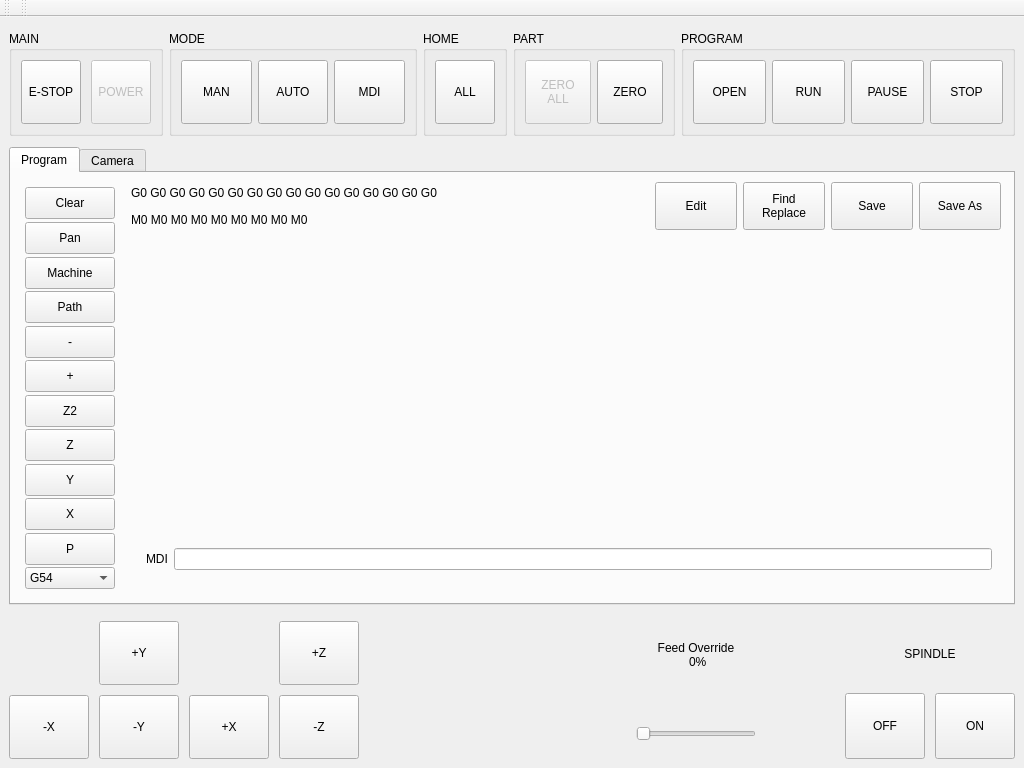
Above: tnc/ui/window.ui from kcjengr/turbonc before the change. Below: the same form after it.
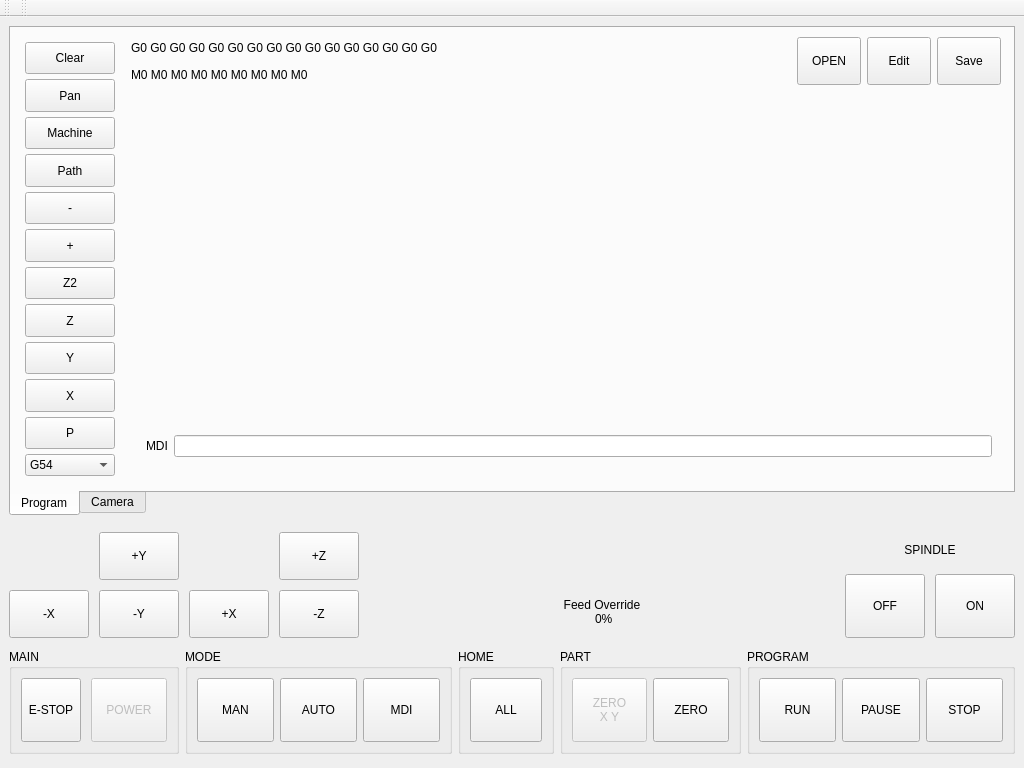
That is the form after the change. Icons and pictures are not drawn. Custom widgets are drawn as their Qt base class.

The edit to the form file:
```diff
--- a/tnc/ui/window.ui
+++ b/tnc/ui/window.ui
@@ -37,424 +37,10 @@
   </property>
   <widget class="QWidget" name="centralwidget">
    <layout class="QVBoxLayout" name="verticalLayout">
-    <item>
-     <layout class="QHBoxLayout" name="horizontalLayout_2">
-      <property name="sizeConstraint">
-       <enum>QLayout::SetDefaultConstraint</enum>
-      </property>
-      <property name="topMargin">
-       <number>5</number>
-      </property>
-      <property name="bottomMargin">
-       <number>5</number>
-      </property>
-      <item>
-       <widget class="QGroupBox" name="main_gbox">
-        <property name="title">
-         <string>MAIN</string>
-        </property>
-        <layout class="QHBoxLayout" name="horizontalLayout_6">
-         <property name="spacing">
-          <number>10</number>
-         </property>
-         <item>
-          <widget class="ActionButton" name="estop_abutton">
-           <property name="sizePolicy">
-            <sizepolicy hsizetype="Minimum" vsizetype="Fixed">
-             <horstretch>0</horstretch>
-             <verstretch>0</verstretch>
-            </sizepolicy>
-           </property>
-           <property name="minimumSize">
-            <size>
-             <width>60</width>
-             <height>64</height>
-            </size>
-           </property>
-           <property name="maximumSize">
-            <size>
-             <width>64</width>
-             <height>100</height>
-            </size>
-           </property>
-           <property name="text">
-            <string>E-STOP</string>
-           </property>
-           <property name="checkable">
-            <bool>true</bool>
-           </property>
-           <property name="actionName" stdset="0">
-            <string>machine.estop.toggle</string>
-           </property>
-          </widget>
-         </item>
-         <item>
-          <widget class="ActionButton" name="power_abutton">
-           <property name="enabled">
-            <bool>false</bool>
-           </property>
-           <property name="minimumSize">
-            <size>
-             <width>60</width>
-             <height>64</height>
-            </size>
-           </property>
-           <property name="maximumSize">
-            <size>
-             <width>100</width>
-             <height>100</height>
-            </size>
-           </property>
-           <property name="text">
-            <string>POWER</string>
-           </property>
-           <property name="checkable">
-            <bool>true</bool>
-           </property>
-           <property name="actionName" stdset="0">
-            <string>machine.power.toggle</string>
-           </property>
-          </widget>
-         </item>
-        </layout>
-       </widget>
-      </item>
-      <item>
-       <widget class="QGroupBox" name="mode_gbox">
-        <property name="title">
-         <string>MODE</string>
-        </property>
-        <layout class="QHBoxLayout" name="horizontalLayout_8">
-         <item>
-          <widget class="ActionButton" name="actionbutton_27">
-           <property name="sizePolicy">
-            <sizepolicy hsizetype="Minimum" vsizetype="Minimum">
-             <horstretch>0</horstretch>
-             <verstretch>0</verstretch>
-            </sizepolicy>
-           </property>
-           <property name="minimumSize">
-            <size>
-             <width>60</width>
-             <height>64</height>
-            </size>
-           </property>
-           <property name="maximumSize">
-            <size>
-             <width>100</width>
-             <height>100</height>
-            </size>
-           </property>
-           <property name="text">
-            <string>MAN</string>
-           </property>
-           <property name="checkable">
-            <bool>true</bool>
-           </property>
-           <property name="autoExclusive">
-            <bool>true</bool>
-           </property>
-           <property name="actionName" stdset="0">
-            <string>machine.mode.manual</string>
-           </property>
-           <property name="position" stdset="0">
-            <string>first</string>
-           </property>
-           <property name="styleClass" stdset="0">
-            <string>option</string>
-           </property>
-          </widget>
-         </item>
-         <item>
-          <widget class="ActionButton" name="actionbutton_28">
-           <property name="sizePolicy">
-            <sizepolicy hsizetype="Minimum" vsizetype="Minimum">
-             <horstretch>0</horstretch>
-             <verstretch>0</verstretch>
-            </sizepolicy>
-           </property>
-           <property name="minimumSize">
-            <size>
-             <width>60</width>
-             <height>64</height>
-            </size>
-           </property>
-           <property name="maximumSize">
-            <size>
-             <width>100</width>
-             <height>100</height>
-            </size>
-           </property>
-           <property name="text">
-            <string>AUTO</string>
-           </property>
-           <property name="checkable">
-            <bool>true</bool>
-           </property>
-           <property name="autoExclusive">
-            <bool>true</bool>
-           </property>
-           <property name="actionName" stdset="0">
-            <string>machine.mode.auto</string>
-           </property>
-           <property name="styleClass" stdset="0">
-            <string>option</string>
-           </property>
-          </widget>
-         </item>
-         <item>
-          <widget class="ActionButton" name="actionbutton_29">
-           <property name="sizePolicy">
-            <sizepolicy hsizetype="Minimum" vsizetype="Minimum">
-             <horstretch>0</horstretch>
-             <verstretch>0</verstretch>
-            </sizepolicy>
-           </property>
-           <property name="minimumSize">
-            <size>
-             <width>60</width>
-             <height>64</height>
-            </size>
-           </property>
-           <property name="maximumSize">
-            <size>
-             <width>100</width>
-             <height>100</height>
-            </size>
-           </property>
-           <property name="text">
-            <string>MDI</string>
-           </property>
-           <property name="checkable">
-            <bool>true</bool>
-           </property>
-           <property name="autoExclusive">
-            <bool>true</bool>
-           </property>
-           <property name="actionName" stdset="0">
-            <string>machine.mode.mdi</string>
-           </property>
-           <property name="position" stdset="0">
-            <string>last</string>
-           </property>
-           <property name="styleClass" stdset="0">
-            <string>option</string>
-           </property>
-          </widget>
-         </item>
-        </layout>
-       </widget>
-      </item>
-      <item>
-       <widget class="QGroupBox" name="home_gbox">
-        <property name="title">
-         <string>HOME</string>
-        </property>
-        <layout class="QHBoxLayout" name="horizontalLayout_3">
-         <property name="spacing">
-          <number>10</number>
-         </property>
-         <item>
-          <widget class="ActionButton" name="homeall_abutton">
-           <property name="minimumSize">
-            <size>
-             <width>60</width>
-             <height>64</height>
-            </size>
-           </property>
-           <property name="maximumSize">
-            <size>
-             <width>100</width>
-             <height>100</height>
-            </size>
-           </property>
-           <property name="text">
-            <string>ALL</string>
-           </property>
-           <property name="actionName" stdset="0">
-            <string>machine.home.all</string>
-           </property>
-          </widget>
-         </item>
-        </layout>
-       </widget>
-      </item>
-      <item>
-       <widget class="QGroupBox" name="part_gbox">
-        <property name="title">
-         <string>PART</string>
-        </property>
-        <layout class="QHBoxLayout" name="horizontalLayout_5">
-         <item>
-          <widget class="MDIButton" name="zero_all_button">
-           <property name="enabled">
-            <bool>false</bool>
-           </property>
-           <property name="minimumSize">
-            <size>
-             <width>60</width>
-             <height>64</height>
-            </size>
-           </property>
-           <property name="maximumSize">
-            <size>
-             <width>100</width>
-             <height>100</height>
-            </size>
-           </property>
-           <property name="text">
-            <string>ZERO
-ALL</string>
-           </property>
-           <property name="rules" stdset="0">
-            <string>[
-    {
-        &quot;channels&quot;: [
-            {
-                &quot;url&quot;: &quot;status:g5x_index&quot;,
-                &quot;trigger&quot;: true,
-                &quot;type&quot;: &quot;int&quot;
-            }
-        ],
-        &quot;expression&quot;: &quot;&quot;,
-        &quot;name&quot;: &quot;G5x Index&quot;,
-        &quot;property&quot;: &quot;None&quot;
-    }
-]</string>
-           </property>
-           <property name="MDICommand" stdset="0">
-            <string>G10 L20 P{ch[0]} X0.0 Y0.0 Z0.0</string>
-           </property>
-          </widget>
-         </item>
-         <item>
-          <widget class="DialogButton" name="zero_dbutton">
-           <property name="minimumSize">
-            <size>
-             <width>60</width>
-             <height>64</height>
-            </size>
-           </property>
-           <property name="maximumSize">
-            <size>
-             <width>100</width>
-             <height>100</height>
-            </size>
-           </property>
-           <property name="text">
-            <string>ZERO</string>
-           </property>
-           <property name="dialogName" stdset="0">
-            <string>set_work_offsets</string>
-           </property>
-          </widget>
-         </item>
-        </layout>
-       </widget>
-      </item>
-      <item>
-       <widget class="QGroupBox" name="program_gbox">
-        <property name="title">
-         <string>PROGRAM</string>
-        </property>
-        <layout class="QHBoxLayout" name="horizontalLayout_7">
-         <item>
-          <widget class="DialogButton" name="open_dbutton">
-           <property name="minimumSize">
-            <size>
-             <width>60</width>
-             <height>64</height>
-            </size>
-           </property>
-           <property name="maximumSize">
-            <size>
-             <width>100</width>
-             <height>100</height>
-            </size>
-           </property>
-           <property name="text">
-            <string>OPEN</string>
-           </property>
-           <property name="dialogName" stdset="0">
-            <string>open_file</string>
-           </property>
-          </widget>
-         </item>
-         <item>
-          <widget class="ActionButton" name="run_abutton">
-           <property name="minimumSize">
-            <size>
-             <width>60</width>
-             <height>64</height>
-            </size>
-           </property>
-           <property name="maximumSize">
-            <size>
-             <width>100</width>
-             <height>100</height>
-            </size>
-           </property>
-           <property name="text">
-            <string>RUN</string>
-           </property>
-           <property name="actionName" stdset="0">
-            <string>program.run</string>
-           </property>
-          </widget>
-         </item>
-         <item>
-          <widget class="ActionButton" name="pause_abutton">
-           <property name="minimumSize">
-            <size>
-             <width>60</width>
-             <height>64</height>
-            </size>
-           </property>
-           <property name="maximumSize">
-            <size>
-             <width>100</width>
-             <height>100</height>
-            </size>
-           </property>
-           <property name="text">
-            <string>PAUSE</string>
-           </property>
-           <property name="actionName" stdset="0">
-            <string>program.pause</string>
-           </property>
-          </widget>
-         </item>
-         <item>
-          <widget class="ActionButton" name="stop_abutton">
-           <property name="minimumSize">
-            <size>
-             <width>60</width>
-             <height>64</height>
-            </size>
-           </property>
-           <property name="maximumSize">
-            <size>
-             <width>100</width>
-             <height>100</height>
-            </size>
-           </property>
-           <property name="text">
-            <string>STOP</string>
-           </property>
-           <property name="actionName" stdset="0">
-            <string>program.abort</string>
-           </property>
-          </widget>
-         </item>
-        </layout>
-       </widget>
-      </item>
-     </layout>
-    </item>
     <item>
      <widget class="QTabWidget" name="tabWidget">
-      <property name="currentIndex">
-       <number>0</number>
+      <property name="tabPosition">
+       <enum>QTabWidget::South</enum>
       </property>
       <widget class="QWidget" name="tab">
        <attribute name="title">
@@ -870,19 +456,53 @@
                </layout>
               </item>
               <item>
-               <layout class="QHBoxLayout" name="horizontalLayout_12" stretch="0,0,0,0">
+               <layout class="QHBoxLayout" name="horizontalLayout_12" stretch="0,0,0">
+                <item>
+                 <widget class="DialogButton" name="open_dbutton">
+                  <property name="sizePolicy">
+                   <sizepolicy hsizetype="Fixed" vsizetype="Fixed">
+                    <horstretch>0</horstretch>
+                    <verstretch>0</verstretch>
+                   </sizepolicy>
+                  </property>
+                  <property name="minimumSize">
+                   <size>
+                    <width>48</width>
+                    <height>48</height>
+                   </size>
+                  </property>
+                  <property name="maximumSize">
+                   <size>
+                    <width>64</width>
+                    <height>48</height>
+                   </size>
+                  </property>
+                  <property name="text">
+                   <string>OPEN</string>
+                  </property>
+                  <property name="dialogName" stdset="0">
+                   <string>open_file</string>
+                  </property>
+                 </widget>
+                </item>
                 <item>
                  <widget class="QPushButton" name="pushButton_4">
+                  <property name="sizePolicy">
+                   <sizepolicy hsizetype="Fixed" vsizetype="Fixed">
+                    <horstretch>0</horstretch>
+                    <verstretch>0</verstretch>
+                   </sizepolicy>
+                  </property>
                   <property name="minimumSize">
                    <size>
-                    <width>64</width>
+                    <width>48</width>
                     <height>48</height>
                    </size>
                   </property>
                   <property name="maximumSize">
                    <size>
-                    <width>82</width>
-                    <height>16777215</height>
+                    <width>64</width>
+                    <height>48</height>
                    </size>
                   </property>
                   <property name="text">
@@ -893,38 +513,24 @@
                   </property>
                  </widget>
                 </item>
-                <item>
-                 <widget class="QPushButton" name="pushButton_3">
-                  <property name="minimumSize">
-                   <size>
-                    <width>64</width>
-                    <height>48</height>
-                   </size>
-                  </property>
-                  <property name="maximumSize">
-                   <size>
-                    <width>82</width>
-                    <height>16777215</height>
-                   </size>
-                  </property>
-                  <property name="text">
-                   <string>Find
-Replace</string>
-                  </property>
-                 </widget>
-                </item>
                 <item>
                  <widget class="QPushButton" name="pushButton_2">
+                  <property name="sizePolicy">
+                   <sizepolicy hsizetype="Fixed" vsizetype="Fixed">
+                    <horstretch>0</horstretch>
+                    <verstretch>0</verstretch>
+                   </sizepolicy>
+                  </property>
                   <property name="minimumSize">
                    <size>
-                    <width>64</width>
+                    <width>48</width>
                     <height>48</height>
                    </size>
                   </property>
                   <property name="maximumSize">
                    <size>
-                    <width>82</width>
-                    <height>16777215</height>
+                    <width>64</width>
+                    <height>48</height>
                    </size>
                   </property>
                   <property name="text">
@@ -932,25 +538,6 @@
                   </property>
                  </widget>
                 </item>
-                <item>
-                 <widget class="QPushButton" name="pushButton">
-                  <property name="minimumSize">
-                   <size>
-                    <width>64</width>
-                    <height>48</height>
-                   </size>
-                  </property>
-                  <property name="maximumSize">
-                   <size>
-                    <width>82</width>
-                    <height>16777215</height>
-                   </size>
-                  </property>
-                  <property name="text">
-                   <string>Save As</string>
-                  </property>
-                 </widget>
-                </item>
                </layout>
               </item>
              </layout>
@@ -1046,8 +633,8 @@
          <widget class="ActionButton" name="jogzplus_abutton">
           <property name="minimumSize">
            <size>
-            <width>64</width>
-            <height>64</height>
+            <width>48</width>
+            <height>48</height>
            </size>
           </property>
           <property name="maximumSize">
@@ -1068,8 +655,8 @@
          <widget class="ActionButton" name="jogxmin_abutton">
           <property name="minimumSize">
            <size>
-            <width>64</width>
-            <height>64</height>
+            <width>48</width>
+            <height>48</height>
            </size>
           </property>
           <property name="maximumSize">
@@ -1090,8 +677,8 @@
          <widget class="ActionButton" name="jogzmin_abutton">
           <property name="minimumSize">
            <size>
-            <width>64</width>
-            <height>64</height>
+            <width>48</width>
+            <height>48</height>
            </size>
           </property>
           <property name="maximumSize">
@@ -1112,8 +699,8 @@
          <widget class="ActionButton" name="jogymin_abutton">
           <property name="minimumSize">
            <size>
-            <width>64</width>
-            <height>64</height>
+            <width>48</width>
+            <height>48</height>
            </size>
           </property>
           <property name="maximumSize">
@@ -1134,8 +721,8 @@
          <widget class="ActionButton" name="jogyplus_abutton">
           <property name="minimumSize">
            <size>
-            <width>64</width>
-            <height>64</height>
+            <width>48</width>
+            <height>48</height>
            </size>
           </property>
           <property name="maximumSize">
@@ -1156,8 +743,8 @@
          <widget class="ActionButton" name="jogxplus_abutton">
           <property name="minimumSize">
            <size>
-            <width>64</width>
-            <height>64</height>
+            <width>48</width>
+            <height>48</height>
            </size>
           </property>
           <property name="maximumSize">
@@ -1192,48 +779,56 @@
         </property>
        </spacer>
       </item>
-      <item>
-       <widget class="StatusLabel" name="statuslabel">
-        <property name="sizePolicy">
-         <sizepolicy hsizetype="Fixed" vsizetype="Fixed">
-          <horstretch>0</horstretch>
-          <verstretch>0</verstretch>
-         </sizepolicy>
-        </property>
-        <property name="minimumSize">
-         <size>
-          <width>100</width>
-          <height>64</height>
-         </size>
-        </property>
-        <property name="alignment">
-         <set>Qt::AlignCenter</set>
-        </property>
-        <property name="rules" stdset="0">
-         <string>[{&quot;channels&quot;: [{&quot;url&quot;: &quot;status:feedrate&quot;, &quot;trigger&quot;: true}], &quot;property&quot;: &quot;Text&quot;, &quot;expression&quot;: &quot;\&quot;Feed\\n{:.3f}\&quot;.format(ch[0])&quot;, &quot;name&quot;: &quot;Feed&quot;}]</string>
-        </property>
-       </widget>
-      </item>
-      <item>
-       <spacer name="horizontalSpacer_3">
-        <property name="orientation">
-         <enum>Qt::Horizontal</enum>
-        </property>
-        <property name="sizeType">
-         <enum>QSizePolicy::Expanding</enum>
-        </property>
-        <property name="sizeHint" stdset="0">
-         <size>
-          <width>40</width>
-          <height>20</height>
-         </size>
-        </property>
-       </spacer>
-      </item>
       <item>
        <layout class="QVBoxLayout" name="verticalLayout_3">
+        <item>
+         <widget class="StatusLabel" name="statuslabel">
+          <property name="sizePolicy">
+           <sizepolicy hsizetype="Fixed" vsizetype="Fixed">
+            <horstretch>0</horstretch>
+            <verstretch>0</verstretch>
+           </sizepolicy>
+          </property>
+          <property name="minimumSize">
+           <size>
+            <width>100</width>
+            <height>40</height>
+           </size>
+          </property>
+          <property name="maximumSize">
+           <size>
+            <width>120</width>
+            <height>48</height>
+           </size>
+          </property>
+          <property name="alignment">
+           <set>Qt::AlignCenter</set>
+          </property>
+          <property name="rules" stdset="0">
+           <string>[{&quot;channels&quot;: [{&quot;url&quot;: &quot;status:feedrate&quot;, &quot;trigger&quot;: true}], &quot;property&quot;: &quot;Text&quot;, &quot;expression&quot;: &quot;\&quot;Feed\\n{:.3f}\&quot;.format(ch[0])&quot;, &quot;name&quot;: &quot;Feed&quot;}]</string>
+          </property>
+         </widget>
+        </item>
         <item>
          <widget class="StatusLabel" name="feedover_slabel">
+          <property name="sizePolicy">
+           <sizepolicy hsizetype="Fixed" vsizetype="Fixed">
+            <horstretch>0</horstretch>
+            <verstretch>0</verstretch>
+           </sizepolicy>
+          </property>
+          <property name="minimumSize">
+           <size>
+            <width>0</width>
+            <height>40</height>
+           </size>
+          </property>
+          <property name="maximumSize">
+           <size>
+            <width>120</width>
+            <height>48</height>
+           </size>
+          </property>
           <property name="text">
            <string>Feed Override
  0%</string>
@@ -1252,34 +847,6 @@
           </property>
          </widget>
         </item>
-        <item>
-         <widget class="ActionSlider" name="feedover_aslider">
-          <property name="sizePolicy">
-           <sizepolicy hsizetype="Fixed" vsizetype="Fixed">
-            <horstretch>0</horstretch>
-            <verstretch>0</verstretch>
-           </sizepolicy>
-          </property>
-          <property name="minimumSize">
-           <size>
-            <width>120</width>
-            <height>64</height>
-           </size>
-          </property>
-          <property name="maximumSize">
-           <size>
-            <width>300</width>
-            <height>50</height>
-           </size>
-          </property>
-          <property name="orientation">
-           <enum>Qt::Horizontal</enum>
-          </property>
-          <property name="actionName" stdset="0">
-           <string>machine.feed-override.set</string>
-          </property>
-         </widget>
-        </item>
        </layout>
       </item>
       <item>
@@ -1365,6 +932,416 @@
       </item>
      </layout>
     </item>
+    <item>
+     <layout class="QHBoxLayout" name="horizontalLayout_2">
+      <property name="sizeConstraint">
+       <enum>QLayout::SetDefaultConstraint</enum>
+      </property>
+      <property name="topMargin">
+       <number>5</number>
+      </property>
+      <property name="bottomMargin">
+       <number>5</number>
+      </property>
+      <item>
+       <widget class="QGroupBox" name="main_gbox">
+        <property name="sizePolicy">
+         <sizepolicy hsizetype="Maximum" vsizetype="Preferred">
+          <horstretch>0</horstretch>
+          <verstretch>0</verstretch>
+         </sizepolicy>
+        </property>
+        <property name="title">
+         <string>MAIN</string>
+        </property>
+        <layout class="QHBoxLayout" name="horizontalLayout_6">
+         <property name="spacing">
+          <number>10</number>
+         </property>
+         <item>
+          <widget class="ActionButton" name="estop_abutton">
+           <property name="sizePolicy">
+            <sizepolicy hsizetype="Minimum" vsizetype="Fixed">
+             <horstretch>0</horstretch>
+             <verstretch>0</verstretch>
+            </sizepolicy>
+           </property>
+           <property name="minimumSize">
+            <size>
+             <width>60</width>
+             <height>64</height>
+            </size>
+           </property>
+           <property name="maximumSize">
+            <size>
+             <width>64</width>
+             <height>100</height>
+            </size>
+           </property>
+           <property name="text">
+            <string>E-STOP</string>
+           </property>
+           <property name="checkable">
+            <bool>true</bool>
+           </property>
+           <property name="actionName" stdset="0">
+            <string>machine.estop.toggle</string>
+           </property>
+          </widget>
+         </item>
+         <item>
+          <widget class="ActionButton" name="power_abutton">
+           <property name="enabled">
+            <bool>false</bool>
+           </property>
+           <property name="minimumSize">
+            <size>
+             <width>60</width>
+             <height>64</height>
+            </size>
+           </property>
+           <property name="maximumSize">
+            <size>
+             <width>100</width>
+             <height>100</height>
+            </size>
+           </property>
+           <property name="text">
+            <string>POWER</string>
+           </property>
+           <property name="checkable">
+            <bool>true</bool>
+           </property>
+           <property name="actionName" stdset="0">
+            <string>machine.power.toggle</string>
+           </property>
+          </widget>
+         </item>
+        </layout>
+       </widget>
+      </item>
+      <item>
+       <widget class="QGroupBox" name="mode_gbox">
+        <property name="title">
+         <string>MODE</string>
+        </property>
+        <layout class="QHBoxLayout" name="horizontalLayout_8">
+         <item>
+          <widget class="ActionButton" name="actionbutton_27">
+           <property name="sizePolicy">
+            <sizepolicy hsizetype="Minimum" vsizetype="Minimum">
+             <horstretch>0</horstretch>
+             <verstretch>0</verstretch>
+            </sizepolicy>
+           </property>
+           <property name="minimumSize">
+            <size>
+             <width>60</width>
+             <height>64</height>
+            </size>
+           </property>
+           <property name="maximumSize">
+            <size>
+             <width>100</width>
+             <height>100</height>
+            </size>
+           </property>
+           <property name="text">
+            <string>MAN</string>
+           </property>
+           <property name="checkable">
+            <bool>true</bool>
+           </property>
+           <property name="autoExclusive">
+            <bool>true</bool>
+           </property>
+           <property name="actionName" stdset="0">
+            <string>machine.mode.manual</string>
+           </property>
+           <property name="position" stdset="0">
+            <string>first</string>
+           </property>
+           <property name="styleClass" stdset="0">
+            <string>option</string>
+           </property>
+          </widget>
+         </item>
+         <item>
+          <widget class="ActionButton" name="actionbutton_28">
+           <property name="sizePolicy">
+            <sizepolicy hsizetype="Minimum" vsizetype="Minimum">
+             <horstretch>0</horstretch>
+             <verstretch>0</verstretch>
+            </sizepolicy>
+           </property>
+           <property name="minimumSize">
+            <size>
+             <width>60</width>
+             <height>64</height>
+            </size>
+           </property>
+           <property name="maximumSize">
+            <size>
+             <width>100</width>
+             <height>100</height>
+            </size>
+           </property>
+           <property name="text">
+            <string>AUTO</string>
+           </property>
+           <property name="checkable">
+            <bool>true</bool>
+           </property>
+           <property name="autoExclusive">
+            <bool>true</bool>
+           </property>
+           <property name="actionName" stdset="0">
+            <string>machine.mode.auto</string>
+           </property>
+           <property name="styleClass" stdset="0">
+            <string>option</string>
+           </property>
+          </widget>
+         </item>
+         <item>
+          <widget class="ActionButton" name="actionbutton_29">
+           <property name="sizePolicy">
+            <sizepolicy hsizetype="Minimum" vsizetype="Minimum">
+             <horstretch>0</horstretch>
+             <verstretch>0</verstretch>
+            </sizepolicy>
+           </property>
+           <property name="minimumSize">
+            <size>
+             <width>60</width>
+             <height>64</height>
+            </size>
+           </property>
+           <property name="maximumSize">
+            <size>
+             <width>100</width>
+             <height>100</height>
+            </size>
+           </property>
+           <property name="text">
+            <string>MDI</string>
+           </property>
+           <property name="checkable">
+            <bool>true</bool>
+           </property>
+           <property name="autoExclusive">
+            <bool>true</bool>
+           </property>
+           <property name="actionName" stdset="0">
+            <string>machine.mode.mdi</string>
+           </property>
+           <property name="position" stdset="0">
+            <string>last</string>
+           </property>
+           <property name="styleClass" stdset="0">
+            <string>option</string>
+           </property>
+          </widget>
+         </item>
+        </layout>
+       </widget>
+      </item>
+      <item>
+       <widget class="QGroupBox" name="home_gbox">
+        <property name="sizePolicy">
+         <sizepolicy hsizetype="Maximum" vsizetype="Preferred">
+          <horstretch>0</horstretch>
+          <verstretch>0</verstretch>
+         </sizepolicy>
+        </property>
+        <property name="title">
+         <string>HOME</string>
+        </property>
+        <layout class="QHBoxLayout" name="horizontalLayout_3">
+         <property name="spacing">
+          <number>10</number>
+         </property>
+         <item>
+          <widget class="ActionButton" name="homeall_abutton">
+           <property name="minimumSize">
+            <size>
+             <width>60</width>
+             <height>64</height>
+            </size>
+           </property>
+           <property name="maximumSize">
+            <size>
+             <width>100</width>
+             <height>100</height>
+            </size>
+           </property>
+           <property name="text">
+            <string>ALL</string>
+           </property>
+           <property name="actionName" stdset="0">
+            <string>machine.home.all</string>
+           </property>
+          </widget>
+         </item>
+        </layout>
+       </widget>
+      </item>
+      <item>
+       <widget class="QGroupBox" name="part_gbox">
+        <property name="sizePolicy">
+         <sizepolicy hsizetype="Maximum" vsizetype="Preferred">
+          <horstretch>0</horstretch>
+          <verstretch>0</verstretch>
+         </sizepolicy>
+        </property>
+        <property name="title">
+         <string>PART</string>
+        </property>
+        <layout class="QHBoxLayout" name="horizontalLayout_5">
+         <item>
+          <widget class="MDIButton" name="zero_all_button">
+           <property name="enabled">
+            <bool>false</bool>
+           </property>
+           <property name="minimumSize">
+            <size>
+             <width>60</width>
+             <height>64</height>
+            </size>
+           </property>
+           <property name="maximumSize">
+            <size>
+             <width>100</width>
+             <height>100</height>
+            </size>
+           </property>
+           <property name="text">
+            <string>ZERO
+X Y</string>
+           </property>
+           <property name="rules" stdset="0">
+            <string>[
+    {
+        &quot;channels&quot;: [
+            {
+                &quot;url&quot;: &quot;status:g5x_index&quot;,
+                &quot;trigger&quot;: true,
+                &quot;type&quot;: &quot;int&quot;
+            }
+        ],
+        &quot;expression&quot;: &quot;&quot;,
+        &quot;name&quot;: &quot;G5x Index&quot;,
+        &quot;property&quot;: &quot;None&quot;
+    }
+]</string>
+           </property>
+           <property name="MDICommand" stdset="0">
+            <string>G10 L20 P{ch[0]} X0.0 Y0.0</string>
+           </property>
+          </widget>
+         </item>
+         <item>
+          <widget class="DialogButton" name="zero_dbutton">
+           <property name="minimumSize">
+            <size>
+             <width>60</width>
+             <height>64</height>
+            </size>
+           </property>
+           <property name="maximumSize">
+            <size>
+             <width>100</width>
+             <height>100</height>
+            </size>
+           </property>
+           <property name="text">
+            <string>ZERO</string>
+           </property>
+           <property name="dialogName" stdset="0">
+            <string>set_work_offsets</string>
+           </property>
+          </widget>
+         </item>
+        </layout>
+       </widget>
+      </item>
+      <item>
+       <widget class="QGroupBox" name="program_gbox">
+        <property name="title">
+         <string>PROGRAM</string>
+        </property>
+        <layout class="QHBoxLayout" name="horizontalLayout_7">
+         <item>
+          <widget class="ActionButton" name="run_abutton">
+           <property name="minimumSize">
+            <size>
+             <width>60</width>
+             <height>64</height>
+            </size>
+           </property>
+           <property name="maximumSize">
+            <size>
+             <width>100</width>
+             <height>100</height>
+            </size>
+           </property>
+           <property name="text">
+            <string>RUN</string>
+           </property>
+           <property name="actionName" stdset="0">
+            <string>program.run</string>
+           </property>
+          </widget>
+         </item>
+         <item>
+          <widget class="ActionButton" name="pause_abutton">
+           <property name="minimumSize">
+            <size>
+             <width>60</width>
+             <height>64</height>
+            </size>
+           </property>
+           <property name="maximumSize">
+            <size>
+             <width>100</width>
+             <height>100</height>
+            </size>
+           </property>
+           <property name="text">
+            <string>PAUSE</string>
+           </property>
+           <property name="actionName" stdset="0">
+            <string>program.pause</string>
+           </property>
+          </widget>
+         </item>
+         <item>
+          <widget class="ActionButton" name="stop_abutton">
+           <property name="minimumSize">
+            <size>
+             <width>60</width>
+             <height>64</height>
+            </size>
+           </property>
+           <property name="maximumSize">
+            <size>
+             <width>100</width>
+             <height>100</height>
+            </size>
+           </property>
+           <property name="text">
+            <string>STOP</string>
+           </property>
+           <property name="actionName" stdset="0">
+            <string>program.abort</string>
+           </property>
+          </widget>
+         </item>
+        </layout>
+       </widget>
+      </item>
+     </layout>
+    </item>
    </layout>
   </widget>
   <widget class="QToolBar" name="toolBar">
@@ -1663,11 +1640,6 @@
    <extends>QLineEdit</extends>
    <header>qtpyvcp.widgets.input_widgets.mdientry_widget</header>
   </customwidget>
-  <customwidget>
-   <class>ActionSlider</class>
-   <extends>QSlider</extends>
-   <header>qtpyvcp.widgets.input_widgets.action_slider</header>
-  </customwidget>
   <customwidget>
    <class>StatusLabel</class>
    <extends>QLabel</extends>
```
Left out of the diff: 32 changed lines with no effect on the pictures.
